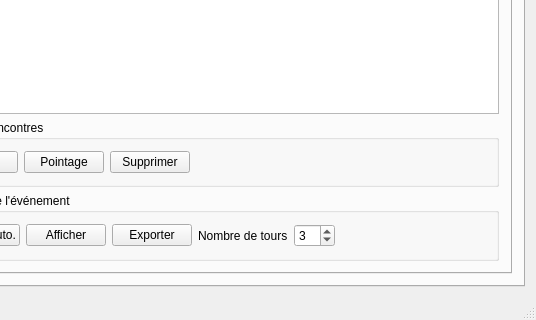
Above: src/MainWindow.ui from arabine/tanca before the change; both pictures show x 509 to 1045 and y 424 to 744 of the 1045 by 744 pixel window. Below: the same form after it.
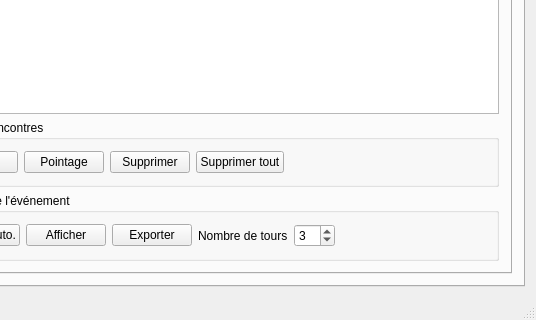
That is the form after the change. The open tabs and pages were chosen to show the change. Icons and pictures are not drawn.

Commit message: Added remove all games

```diff
--- a/src/MainWindow.ui
+++ b/src/MainWindow.ui
@@ -460,6 +460,17 @@
                     </property>
                    </widget>
                   </item>
+                  <item>
+                   <widget class="QPushButton" name="buttonDeleteAllGames">
+                    <property name="text">
+                     <string>Supprimer tout</string>
+                    </property>
+                    <property name="icon">
+                     <iconset resource="../assets/tanca.qrc">
+                      <normaloff>:/icons/delete_all.png</normaloff>:/icons/delete_all.png</iconset>
+                    </property>
+                   </widget>
+                  </item>
                   <item>
                    <spacer name="horizontalSpacer_6">
                     <property name="orientation">
```
Left out of the diff: 2 changed lines with no effect on the pictures. The commit also changes 6 other files.
